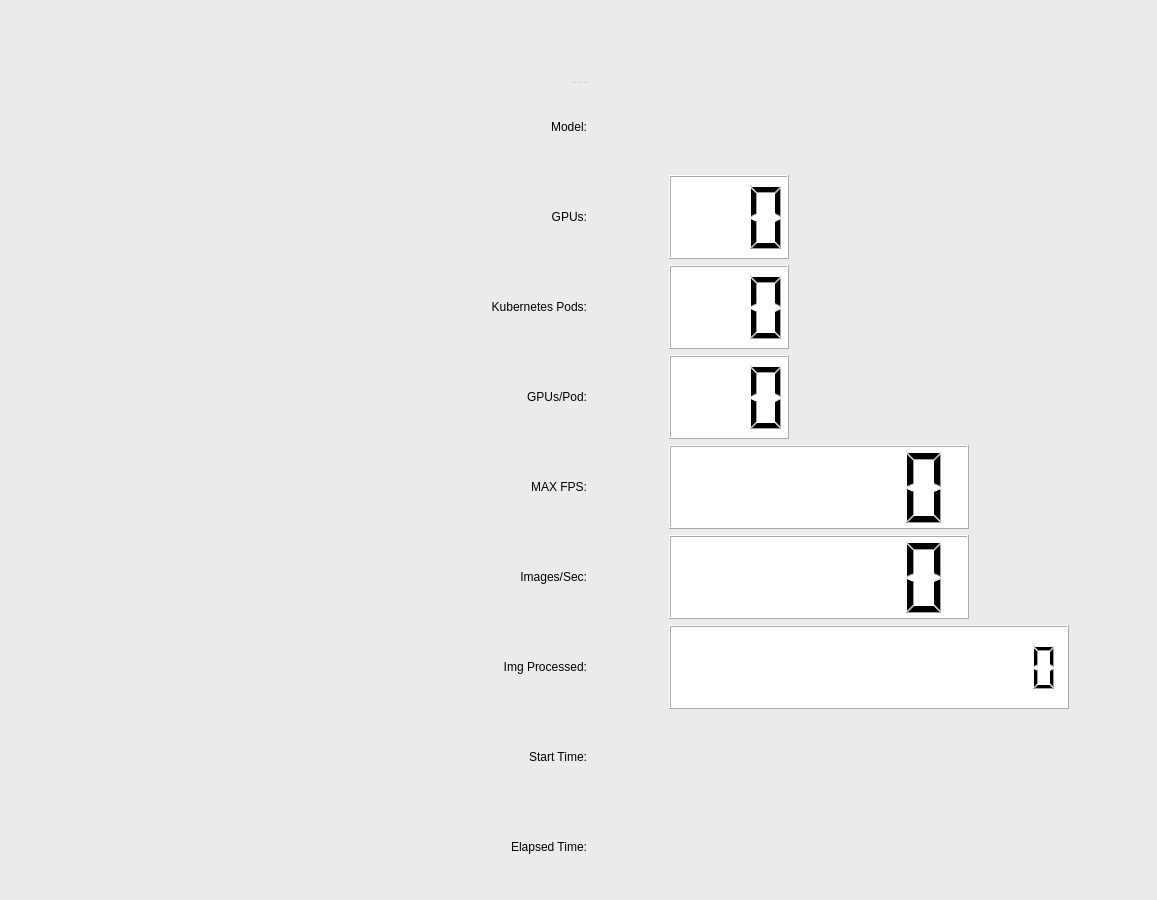
The window that apps/cloud_inference/client_app/perf_graph.ui (japarada/MIVisionX) describes before a commit, drawn with Qt 5.
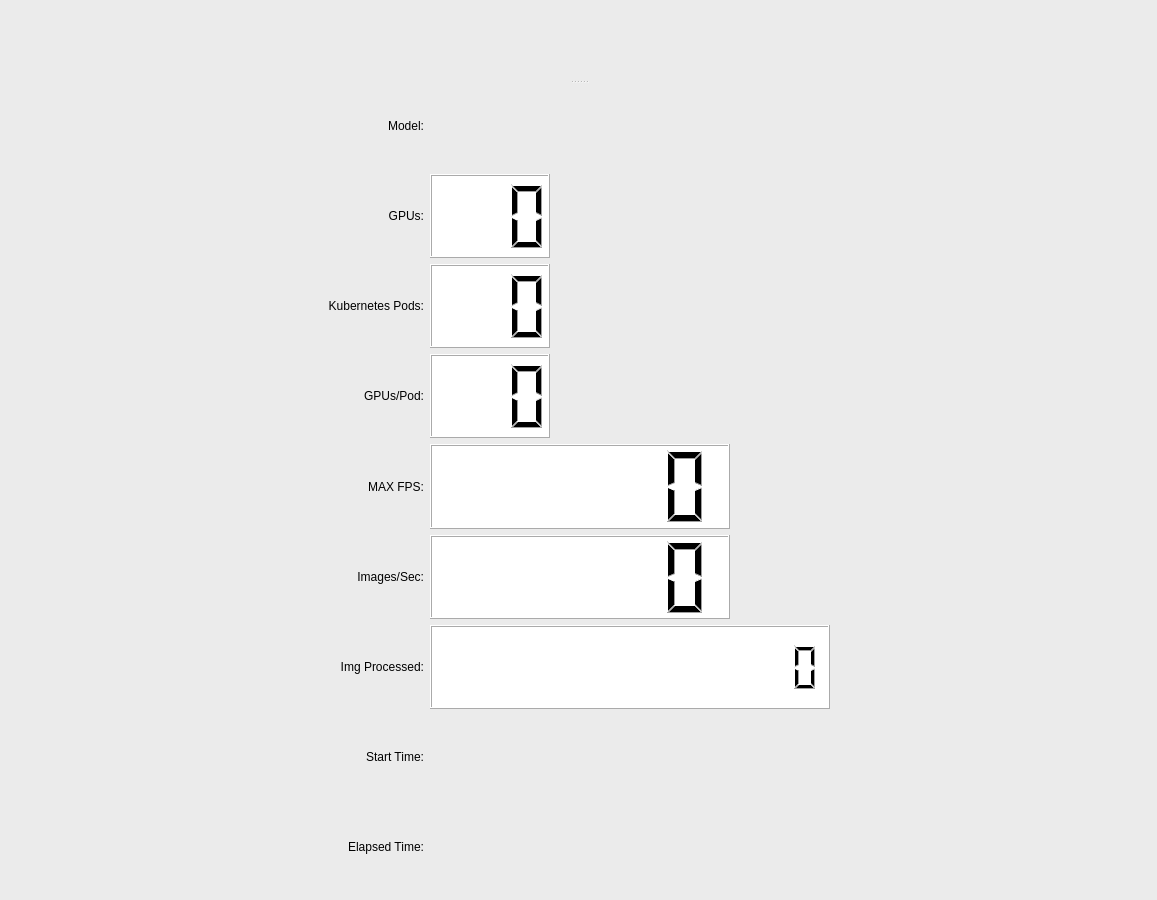
The same window after the commit. Icons and pictures are not drawn.

Patch:
```diff
--- a/apps/cloud_inference/client_app/perf_graph.ui
+++ b/apps/cloud_inference/client_app/perf_graph.ui
@@ -134,10 +134,10 @@
        </item>
       </layout>
      </widget>
-     <widget class="QWidget" name="">
+     <widget class="QWidget" name="layoutWidget">
       <layout class="QGridLayout" name="gridLayout">
-       <item row="0" column="0">
-        <widget class="QLabel" name="Model_label">
+       <item row="6" column="1">
+        <widget class="QLabel" name="images_label">
          <property name="maximumSize">
           <size>
            <width>500</width>
@@ -149,14 +149,95 @@
 font: 75 36pt &quot;Ubuntu&quot;;</string>
          </property>
          <property name="text">
-          <string>Model:</string>
+          <string>Img Processed:</string>
          </property>
          <property name="alignment">
           <set>Qt::AlignRight|Qt::AlignTrailing|Qt::AlignVCenter</set>
          </property>
         </widget>
        </item>
-       <item row="0" column="1">
+       <item row="6" column="2">
+        <widget class="QLCDNumber" name="images_lcdNumber">
+         <property name="sizePolicy">
+          <sizepolicy hsizetype="Minimum" vsizetype="Minimum">
+           <horstretch>0</horstretch>
+           <verstretch>0</verstretch>
+          </sizepolicy>
+         </property>
+         <property name="minimumSize">
+          <size>
+           <width>400</width>
+           <height>0</height>
+          </size>
+         </property>
+         <property name="maximumSize">
+          <size>
+           <width>400</width>
+           <height>16777215</height>
+          </size>
+         </property>
+         <property name="styleSheet">
+          <string notr="true">background-color: rgb(255, 255, 255);
+color: rgb(0, 0, 0);</string>
+         </property>
+         <property name="digitCount">
+          <number>15</number>
+         </property>
+         <property name="value" stdset="0">
+          <double>0.000000000000000</double>
+         </property>
+        </widget>
+       </item>
+       <item row="5" column="1">
+        <widget class="QLabel" name="fps_label">
+         <property name="maximumSize">
+          <size>
+           <width>500</width>
+           <height>16777215</height>
+          </size>
+         </property>
+         <property name="styleSheet">
+          <string notr="true">color: rgb(0, 0, 0);
+font: 75 36pt &quot;Ubuntu&quot;;</string>
+         </property>
+         <property name="text">
+          <string>Images/Sec:</string>
+         </property>
+         <property name="alignment">
+          <set>Qt::AlignRight|Qt::AlignTrailing|Qt::AlignVCenter</set>
+         </property>
+        </widget>
+       </item>
+       <item row="3" column="2">
+        <widget class="QLCDNumber" name="GPU_lcdNumber">
+         <property name="sizePolicy">
+          <sizepolicy hsizetype="Minimum" vsizetype="Minimum">
+           <horstretch>0</horstretch>
+           <verstretch>0</verstretch>
+          </sizepolicy>
+         </property>
+         <property name="minimumSize">
+          <size>
+           <width>120</width>
+           <height>0</height>
+          </size>
+         </property>
+         <property name="maximumSize">
+          <size>
+           <width>120</width>
+           <height>16777215</height>
+          </size>
+         </property>
+         <property name="styleSheet">
+          <string notr="true">background-color: rgb(255, 255, 255);
+color: rgb(0, 0, 0);</string>
+         </property>
+         <property name="digitCount">
+          <number>3</number>
+         </property>
+        </widget>
+       </item>
+       <item row="0" column="2">
         <widget class="QLabel" name="modelName_label">
          <property name="maximumSize">
           <size>
@@ -173,7 +254,36 @@
          </property>
         </widget>
        </item>
-       <item row="1" column="0">
+       <item row="1" column="2">
+        <widget class="QLCDNumber" name="TotalGPU_lcdNumber">
+         <property name="sizePolicy">
+          <sizepolicy hsizetype="Minimum" vsizetype="Minimum">
+           <horstretch>0</horstretch>
+           <verstretch>0</verstretch>
+          </sizepolicy>
+         </property>
+         <property name="minimumSize">
+          <size>
+           <width>120</width>
+           <height>0</height>
+          </size>
+         </property>
+         <property name="maximumSize">
+          <size>
+           <width>120</width>
+           <height>16777215</height>
+          </size>
+         </property>
+         <property name="styleSheet">
+          <string notr="true">background-color: rgb(255, 255, 255);
+color: rgb(0, 0, 0);</string>
+         </property>
+         <property name="digitCount">
+          <number>3</number>
+         </property>
+        </widget>
+       </item>
+       <item row="1" column="1">
         <widget class="QLabel" name="TotalGPU_label">
          <property name="maximumSize">
           <size>
@@ -193,37 +303,8 @@
          </property>
         </widget>
        </item>
-       <item row="1" column="1">
-        <widget class="QLCDNumber" name="TotalGPU_lcdNumber">
-         <property name="sizePolicy">
-          <sizepolicy hsizetype="Minimum" vsizetype="Minimum">
-           <horstretch>0</horstretch>
-           <verstretch>0</verstretch>
-          </sizepolicy>
-         </property>
-         <property name="minimumSize">
-          <size>
-           <width>120</width>
-           <height>0</height>
-          </size>
-         </property>
-         <property name="maximumSize">
-          <size>
-           <width>120</width>
-           <height>16777215</height>
-          </size>
-         </property>
-         <property name="styleSheet">
-          <string notr="true">background-color: rgb(255, 255, 255);
-color: rgb(0, 0, 0);</string>
-         </property>
-         <property name="digitCount">
-          <number>3</number>
-         </property>
-        </widget>
-       </item>
-       <item row="2" column="0">
-        <widget class="QLabel" name="kubernetes_pod_label">
+       <item row="7" column="1">
+        <widget class="QLabel" name="startName_label">
          <property name="maximumSize">
           <size>
            <width>500</width>
@@ -235,43 +316,14 @@
 font: 75 36pt &quot;Ubuntu&quot;;</string>
          </property>
          <property name="text">
-          <string>Kubernetes Pods:</string>
+          <string>Start Time:</string>
          </property>
          <property name="alignment">
           <set>Qt::AlignRight|Qt::AlignTrailing|Qt::AlignVCenter</set>
          </property>
         </widget>
        </item>
-       <item row="2" column="1">
-        <widget class="QLCDNumber" name="pods_lcdNumber">
-         <property name="sizePolicy">
-          <sizepolicy hsizetype="Minimum" vsizetype="Minimum">
-           <horstretch>0</horstretch>
-           <verstretch>0</verstretch>
-          </sizepolicy>
-         </property>
-         <property name="minimumSize">
-          <size>
-           <width>120</width>
-           <height>0</height>
-          </size>
-         </property>
-         <property name="maximumSize">
-          <size>
-           <width>120</width>
-           <height>16777215</height>
-          </size>
-         </property>
-         <property name="styleSheet">
-          <string notr="true">background-color: rgb(255, 255, 255);
-color: rgb(0, 0, 0);</string>
-         </property>
-         <property name="digitCount">
-          <number>3</number>
-         </property>
-        </widget>
-       </item>
-       <item row="3" column="0">
+       <item row="3" column="1">
         <widget class="QLabel" name="NGPU_label">
          <property name="maximumSize">
           <size>
@@ -291,8 +343,38 @@
          </property>
         </widget>
        </item>
-       <item row="3" column="1">
-        <widget class="QLCDNumber" name="GPU_lcdNumber">
+       <item row="4" column="3">
+        <spacer name="horizontalSpacer_3">
+         <property name="orientation">
+          <enum>Qt::Horizontal</enum>
+         </property>
+         <property name="sizeHint" stdset="0">
+          <size>
+           <width>40</width>
+           <height>20</height>
+          </size>
+         </property>
+        </spacer>
+       </item>
+       <item row="7" column="2">
+        <widget class="QLabel" name="StartTime_label">
+         <property name="maximumSize">
+          <size>
+           <width>500</width>
+           <height>16777215</height>
+          </size>
+         </property>
+         <property name="styleSheet">
+          <string notr="true">color: rgb(170, 0, 0);
+font: 75 28pt &quot;Ubuntu&quot;;</string>
+         </property>
+         <property name="text">
+          <string/>
+         </property>
+        </widget>
+       </item>
+       <item row="2" column="2">
+        <widget class="QLCDNumber" name="pods_lcdNumber">
          <property name="sizePolicy">
           <sizepolicy hsizetype="Minimum" vsizetype="Minimum">
            <horstretch>0</horstretch>
@@ -320,7 +402,24 @@
          </property>
         </widget>
        </item>
-       <item row="4" column="0">
+       <item row="8" column="2">
+        <widget class="QLabel" name="elapsedTime_label">
+         <property name="maximumSize">
+          <size>
+           <width>500</width>
+           <height>16777215</height>
+          </size>
+         </property>
+         <property name="styleSheet">
+          <string notr="true">color: rgb(170, 0, 0);
+font: 75 28pt &quot;Ubuntu&quot;;</string>
+         </property>
+         <property name="text">
+          <string/>
+         </property>
+        </widget>
+       </item>
+       <item row="4" column="1">
         <widget class="QLabel" name="maxFPS_label">
          <property name="maximumSize">
           <size>
@@ -340,37 +439,28 @@
          </property>
         </widget>
        </item>
-       <item row="4" column="1">
-        <widget class="QLCDNumber" name="maxFPS_lcdNumber">
-         <property name="sizePolicy">
-          <sizepolicy hsizetype="Minimum" vsizetype="Minimum">
-           <horstretch>0</horstretch>
-           <verstretch>0</verstretch>
-          </sizepolicy>
-         </property>
-         <property name="minimumSize">
-          <size>
-           <width>300</width>
-           <height>0</height>
-          </size>
-         </property>
+       <item row="2" column="1">
+        <widget class="QLabel" name="kubernetes_pod_label">
          <property name="maximumSize">
           <size>
-           <width>300</width>
+           <width>500</width>
            <height>16777215</height>
           </size>
          </property>
          <property name="styleSheet">
-          <string notr="true">background-color: rgb(255, 255, 255);
-color: rgb(0, 0, 0);</string>
+          <string notr="true">color: rgb(0, 0, 0);
+font: 75 36pt &quot;Ubuntu&quot;;</string>
          </property>
-         <property name="digitCount">
-          <number>6</number>
+         <property name="text">
+          <string>Kubernetes Pods:</string>
          </property>
+         <property name="alignment">
+          <set>Qt::AlignRight|Qt::AlignTrailing|Qt::AlignVCenter</set>
+         </property>
         </widget>
        </item>
-       <item row="5" column="0">
-        <widget class="QLabel" name="fps_label">
+       <item row="0" column="1">
+        <widget class="QLabel" name="Model_label">
          <property name="maximumSize">
           <size>
            <width>500</width>
@@ -382,14 +472,14 @@
 font: 75 36pt &quot;Ubuntu&quot;;</string>
          </property>
          <property name="text">
-          <string>Images/Sec:</string>
+          <string>Model:</string>
          </property>
          <property name="alignment">
           <set>Qt::AlignRight|Qt::AlignTrailing|Qt::AlignVCenter</set>
          </property>
         </widget>
        </item>
-       <item row="5" column="1">
+       <item row="5" column="2">
         <widget class="QLCDNumber" name="fps_lcdNumber">
          <property name="sizePolicy">
           <sizepolicy hsizetype="Minimum" vsizetype="Minimum">
@@ -424,96 +514,7 @@
          </property>
         </widget>
        </item>
-       <item row="6" column="0">
-        <widget class="QLabel" name="images_label">
-         <property name="maximumSize">
-          <size>
-           <width>500</width>
-           <height>16777215</height>
-          </size>
-         </property>
-         <property name="styleSheet">
-          <string notr="true">color: rgb(0, 0, 0);
-font: 75 36pt &quot;Ubuntu&quot;;</string>
-         </property>
-         <property name="text">
-          <string>Img Processed:</string>
-         </property>
-         <property name="alignment">
-          <set>Qt::AlignRight|Qt::AlignTrailing|Qt::AlignVCenter</set>
-         </property>
-        </widget>
-       </item>
-       <item row="6" column="1">
-        <widget class="QLCDNumber" name="images_lcdNumber">
-         <property name="sizePolicy">
-          <sizepolicy hsizetype="Minimum" vsizetype="Minimum">
-           <horstretch>0</horstretch>
-           <verstretch>0</verstretch>
-          </sizepolicy>
-         </property>
-         <property name="minimumSize">
-          <size>
-           <width>400</width>
-           <height>0</height>
-          </size>
-         </property>
-         <property name="maximumSize">
-          <size>
-           <width>400</width>
-           <height>16777215</height>
-          </size>
-         </property>
-         <property name="styleSheet">
-          <string notr="true">background-color: rgb(255, 255, 255);
-color: rgb(0, 0, 0);</string>
-         </property>
-         <property name="digitCount">
-          <number>15</number>
-         </property>
-         <property name="value" stdset="0">
-          <double>0.000000000000000</double>
-         </property>
-        </widget>
-       </item>
-       <item row="7" column="0">
-        <widget class="QLabel" name="startName_label">
-         <property name="maximumSize">
-          <size>
-           <width>500</width>
-           <height>16777215</height>
-          </size>
-         </property>
-         <property name="styleSheet">
-          <string notr="true">color: rgb(0, 0, 0);
-font: 75 36pt &quot;Ubuntu&quot;;</string>
-         </property>
-         <property name="text">
-          <string>Start Time:</string>
-         </property>
-         <property name="alignment">
-          <set>Qt::AlignRight|Qt::AlignTrailing|Qt::AlignVCenter</set>
-         </property>
-        </widget>
-       </item>
-       <item row="7" column="1">
-        <widget class="QLabel" name="StartTime_label">
-         <property name="maximumSize">
-          <size>
-           <width>500</width>
-           <height>16777215</height>
-          </size>
-         </property>
-         <property name="styleSheet">
-          <string notr="true">color: rgb(170, 0, 0);
-font: 75 28pt &quot;Ubuntu&quot;;</string>
-         </property>
-         <property name="text">
-          <string/>
-         </property>
-        </widget>
-       </item>
-       <item row="8" column="0">
+       <item row="8" column="1">
         <widget class="QLabel" name="ElapsedTimeName_label">
          <property name="maximumSize">
           <size>
@@ -533,23 +534,48 @@
          </property>
         </widget>
        </item>
-       <item row="8" column="1">
-        <widget class="QLabel" name="elapsedTime_label">
+       <item row="4" column="2">
+        <widget class="QLCDNumber" name="maxFPS_lcdNumber">
+         <property name="sizePolicy">
+          <sizepolicy hsizetype="Minimum" vsizetype="Minimum">
+           <horstretch>0</horstretch>
+           <verstretch>0</verstretch>
+          </sizepolicy>
+         </property>
+         <property name="minimumSize">
+          <size>
+           <width>300</width>
+           <height>0</height>
+          </size>
+         </property>
          <property name="maximumSize">
           <size>
-           <width>500</width>
+           <width>300</width>
            <height>16777215</height>
           </size>
          </property>
          <property name="styleSheet">
-          <string notr="true">color: rgb(170, 0, 0);
-font: 75 28pt &quot;Ubuntu&quot;;</string>
+          <string notr="true">background-color: rgb(255, 255, 255);
+color: rgb(0, 0, 0);</string>
          </property>
-         <property name="text">
-          <string/>
+         <property name="digitCount">
+          <number>6</number>
          </property>
         </widget>
        </item>
+       <item row="0" column="0">
+        <spacer name="horizontalSpacer_4">
+         <property name="orientation">
+          <enum>Qt::Horizontal</enum>
+         </property>
+         <property name="sizeHint" stdset="0">
+          <size>
+           <width>40</width>
+           <height>20</height>
+          </size>
+         </property>
+        </spacer>
+       </item>
       </layout>
      </widget>
     </widget>
```
